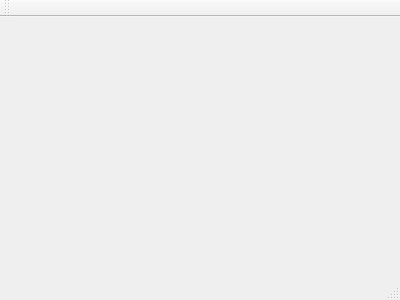
This is mainwindow.ui in BetmanSmall/MapEditorCpp as Qt 5 draws it before an edit. The edited form follows.
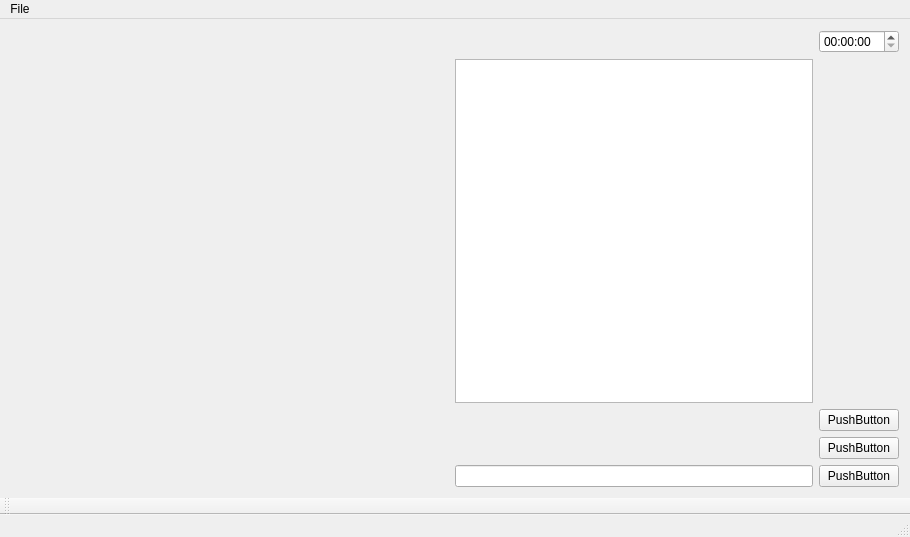
This is the edited form.

Patch:
```diff
--- a/mainwindow.ui
+++ b/mainwindow.ui
@@ -1,24 +1,125 @@
 <ui version="4.0">
  <class>MainWindow</class>
- <widget class="QMainWindow" name="MainWindow" >
-  <property name="geometry" >
+ <widget class="QMainWindow" name="MainWindow">
+  <property name="geometry">
    <rect>
     <x>0</x>
     <y>0</y>
-    <width>400</width>
-    <height>300</height>
+    <width>910</width>
+    <height>537</height>
    </rect>
   </property>
   <property name="windowTitle" >
    <string>MainWindow</string>
   </property>
-  <widget class="QMenuBar" name="menuBar" />
-  <widget class="QToolBar" name="mainToolBar" />
-  <widget class="QWidget" name="centralWidget" />
-  <widget class="QStatusBar" name="statusBar" />
+  <widget class="QWidget" name="centralWidget">
+   <layout class="QHBoxLayout" name="horizontalLayout">
+    <item>
+     <layout class="QVBoxLayout" name="verticalLayout">
+      <item>
+       <spacer name="horizontalSpacer">
+        <property name="orientation">
+         <enum>Qt::Horizontal</enum>
+        </property>
+        <property name="sizeHint" stdset="0">
+         <size>
+          <width>40</width>
+          <height>20</height>
+         </size>
+        </property>
+       </spacer>
+      </item>
+     </layout>
+    </item>
+    <item>
+     <layout class="QGridLayout" name="gridLayout">
+      <item row="4" column="1">
+       <widget class="QPushButton" name="pushButton">
+        <property name="text">
+         <string>PushButton</string>
+        </property>
+       </widget>
+      </item>
+      <item row="2" column="1">
+       <widget class="QPushButton" name="pushButton_3">
+        <property name="text">
+         <string>PushButton</string>
+        </property>
+       </widget>
+      </item>
+      <item row="1" column="1">
+       <spacer name="verticalSpacer">
+        <property name="orientation">
+         <enum>Qt::Vertical</enum>
+        </property>
+        <property name="sizeHint" stdset="0">
+         <size>
+          <width>20</width>
+          <height>40</height>
+         </size>
+        </property>
+       </spacer>
+      </item>
+      <item row="3" column="1">
+       <widget class="QPushButton" name="pushButton_2">
+        <property name="text">
+         <string>PushButton</string>
+        </property>
+       </widget>
+      </item>
+      <item row="4" column="0">
+       <widget class="QLineEdit" name="lineEdit"/>
+      </item>
+      <item row="1" column="0">
+       <widget class="QListView" name="listView"/>
+      </item>
+      <item row="0" column="1">
+       <widget class="QTimeEdit" name="timeEdit"/>
+      </item>
+     </layout>
+    </item>
+   </layout>
+  </widget>
+  <widget class="QMenuBar" name="menuBar">
+   <property name="geometry">
+    <rect>
+     <x>0</x>
+     <y>0</y>
+     <width>910</width>
+     <height>26</height>
+    </rect>
+   </property>
+   <widget class="QMenu" name="menuFile">
+    <property name="title">
+     <string>File</string>
+    </property>
+    <addaction name="actionCreateMap"/>
+    <addaction name="separator"/>
+    <addaction name="actionLoadMap"/>
+   </widget>
+   <addaction name="menuFile"/>
+  </widget>
+  <widget class="QToolBar" name="mainToolBar">
+   <attribute name="toolBarArea">
+    <enum>BottomToolBarArea</enum>
+   </attribute>
+   <attribute name="toolBarBreak">
+    <bool>false</bool>
+   </attribute>
+  </widget>
+  <widget class="QStatusBar" name="statusBar"/>
+  <action name="actionCreateMap">
+   <property name="text">
+    <string>CreateMap</string>
+   </property>
+  </action>
+  <action name="actionLoadMap">
+   <property name="text">
+    <string>LoadMap</string>
+   </property>
+  </action>
  </widget>
- <layoutDefault spacing="6" margin="11" />
- <pixmapfunction></pixmapfunction>
+ <layoutdefault spacing="6" margin="11"/>
  <resources/>
  <connections/>
 </ui>
```
Left out of the diff: 3 changed lines with no effect on the pictures.
